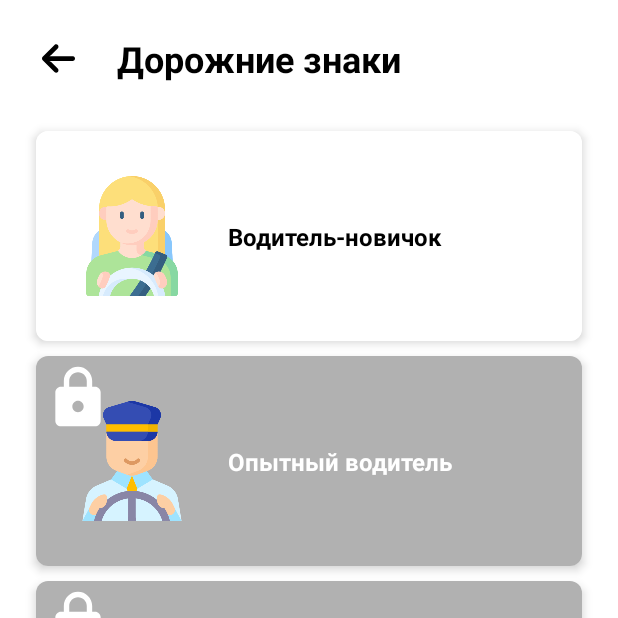
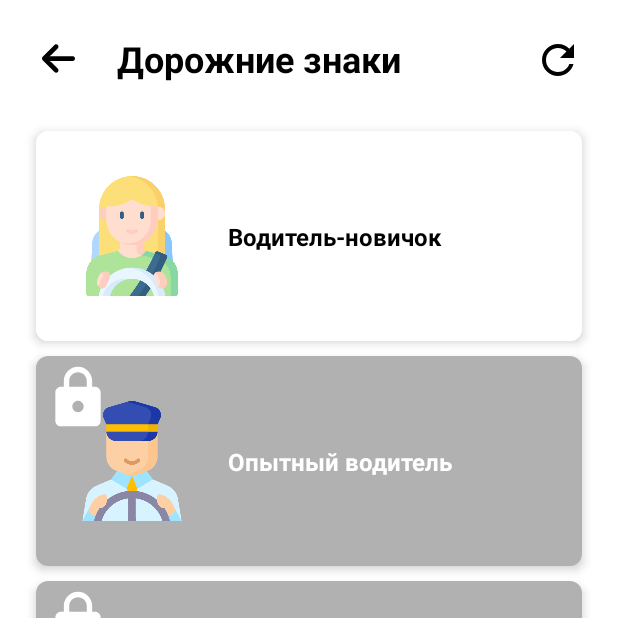
Before and after one commit to Mish9Keveyan/Drive_Smart, an Android app: the TrafficSignsActivity screen opened directly, with no data from a screen before it, on a phone screen of 412 x 824 dp, the top half of it. Run offline under Robolectric (Android 15) with nearby library versions, the light colour scheme and no system bars.

Commit message:
refresh Button
for refresh levels

```diff
--- /dev/null
+++ b/app/src/main/res/drawable/refresh_icon.xml
@@ -0,0 +1,5 @@
+<vector android:height="30dp" android:tint="#000000"
+    android:viewportHeight="24" android:viewportWidth="24"
+    android:width="30dp" xmlns:android="http://schemas.android.com/apk/res/android">
+    <path android:fillColor="@android:color/white" android:pathData="M17.65,6.35C16.2,4.9 14.21,4 12,4c-4.42,0 -7.99,3.58 -7.99,8s3.57,8 7.99,8c3.73,0 6.84,-2.55 7.73,-6h-2.08c-0.82,2.33 -3.04,4 -5.65,4 -3.31,0 -6,-2.69 -6,-6s2.69,-6 6,-6c1.66,0 3.14,0.69 4.22,1.78L13,11h7V4l-2.35,2.35z"/>
+</vector>
--- a/app/src/main/res/layout/activity_traffic_signs.xml
+++ b/app/src/main/res/layout/activity_traffic_signs.xml
@@ -16,6 +16,18 @@
         app:layout_constraintStart_toStartOf="parent"
         app:layout_constraintTop_toTopOf="parent"
         app:srcCompat="@drawable/arrow"
+        app:tint="@color/black" />
+    <ImageView
+        android:id="@+id/refreshIcon"
+        android:layout_width="40dp"
+        android:layout_height="40dp"
+        android:layout_marginEnd="20dp"
+        android:layout_marginTop="20dp"
+        android:background="?selectableItemBackgroundBorderless"
+        android:padding="4dp"
+        app:layout_constraintEnd_toEndOf="parent"
+        app:layout_constraintTop_toTopOf="parent"
+        app:srcCompat="@drawable/refresh_icon"
         app:tint="@color/black" />
     <TextView
         android:id="@+id/textView"
```
Also changed, not shown: app/src/main/java/com/example/learntodrive/ResultActivity.java (+5 -5 lines), app/src/main/java/com/example/learntodrive/Signs/TrafficSignsActivity.java (+7 -2 lines).
